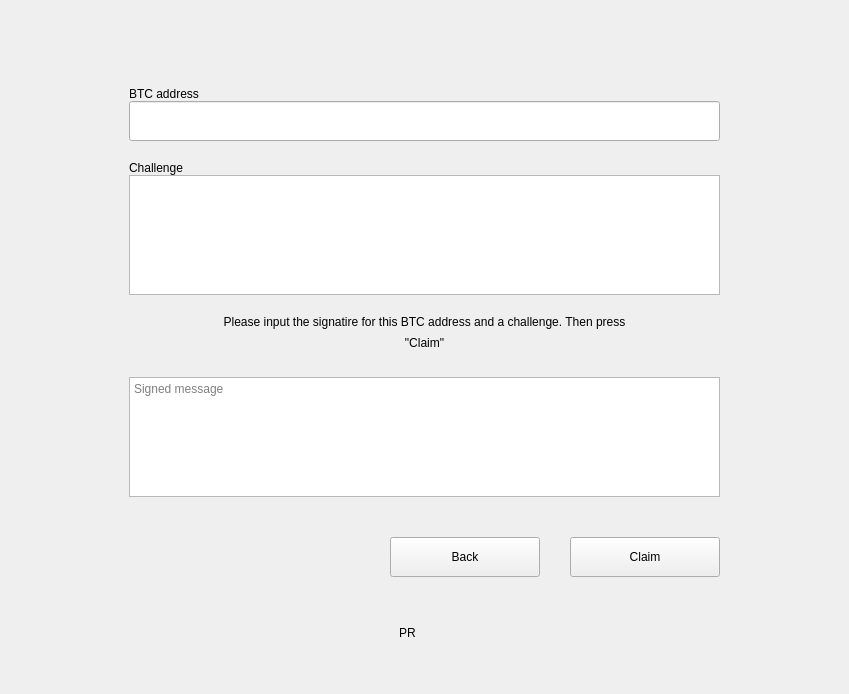
First picture: the form in windows/m_airdropforbtc.ui, repository 0xkobe/mwc-wallet, before the edit.
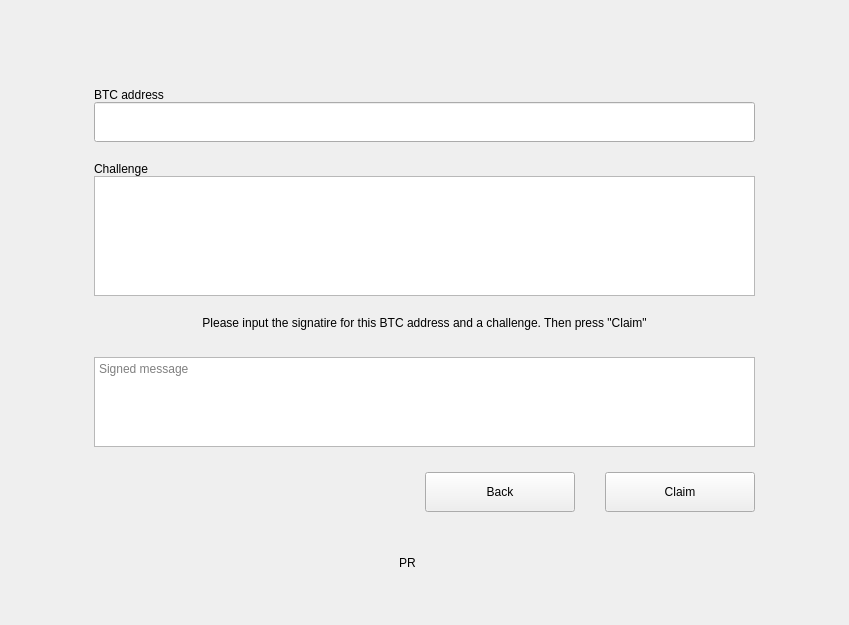
Second picture: the form after the edit. Custom widgets are drawn as their Qt base class.

Commit message: https://github.com/mwcproject/mwc-qt-wallet/issues/107 - fixed, by default qt didn't encode parameters.

The edit to the form file:
```diff
--- a/windows/m_airdropforbtc.ui
+++ b/windows/m_airdropforbtc.ui
@@ -7,13 +7,22 @@
     <x>0</x>
     <y>0</y>
     <width>849</width>
-    <height>694</height>
+    <height>625</height>
    </rect>
   </property>
   <property name="windowTitle">
    <string>Form</string>
   </property>
   <layout class="QVBoxLayout" name="verticalLayout_2" stretch="3,0,1,0,1">
+   <property name="spacing">
+    <number>0</number>
+   </property>
+   <property name="leftMargin">
+    <number>0</number>
+   </property>
+   <property name="rightMargin">
+    <number>0</number>
+   </property>
    <item>
     <spacer name="verticalSpacer">
      <property name="orientation">
@@ -22,13 +31,13 @@
      <property name="sizeHint" stdset="0">
       <size>
        <width>20</width>
-       <height>101</height>
+       <height>0</height>
       </size>
      </property>
     </spacer>
    </item>
    <item>
-    <layout class="QHBoxLayout" name="horizontalLayout_3" stretch="1,5,1">
+    <layout class="QHBoxLayout" name="horizontalLayout_3" stretch="1,7,1">
      <item>
       <spacer name="horizontalSpacer_4">
        <property name="orientation">
@@ -222,13 +231,13 @@
          <property name="minimumSize">
           <size>
            <width>0</width>
-           <height>120</height>
+           <height>90</height>
           </size>
          </property>
          <property name="maximumSize">
           <size>
            <width>16777215</width>
-           <height>120</height>
+           <height>90</height>
           </size>
          </property>
          <property name="acceptDrops">
@@ -256,7 +265,7 @@
          <property name="minimumSize">
           <size>
            <width>0</width>
-           <height>40</height>
+           <height>25</height>
           </size>
          </property>
          <property name="maximumSize">
@@ -368,7 +377,7 @@
      <property name="sizeHint" stdset="0">
       <size>
        <width>20</width>
-       <height>48</height>
+       <height>0</height>
       </size>
      </property>
     </spacer>
@@ -455,7 +464,7 @@
      <property name="sizeHint" stdset="0">
       <size>
        <width>20</width>
-       <height>49</height>
+       <height>0</height>
       </size>
      </property>
     </spacer>
```
The commit also changes 1 other file.
